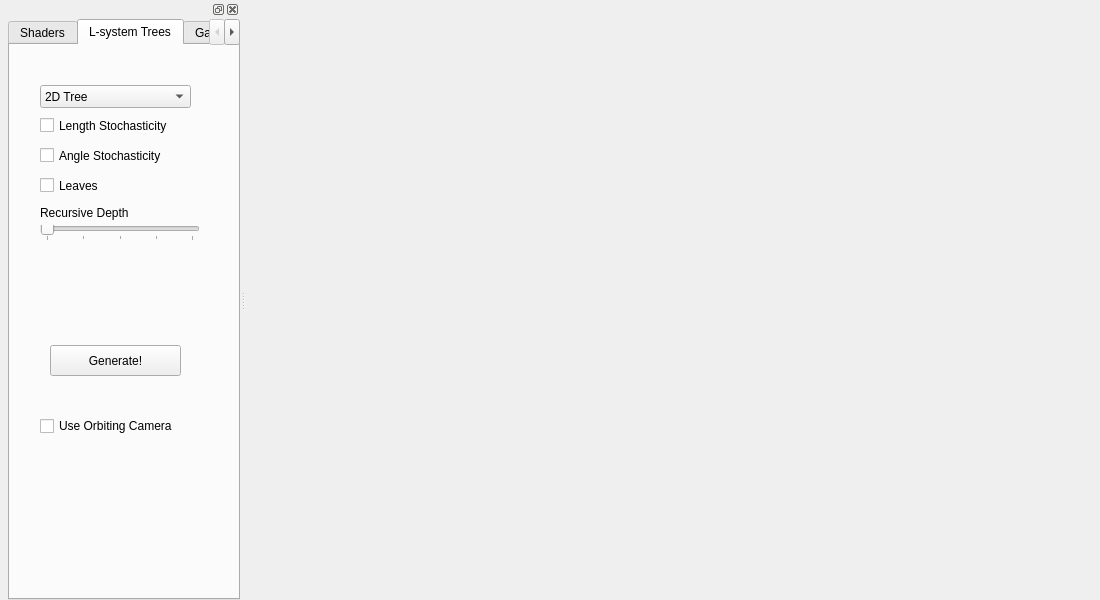
First picture: the form in ui/mainwindow.ui, repository herewegoblueno/beagle, before the edit.
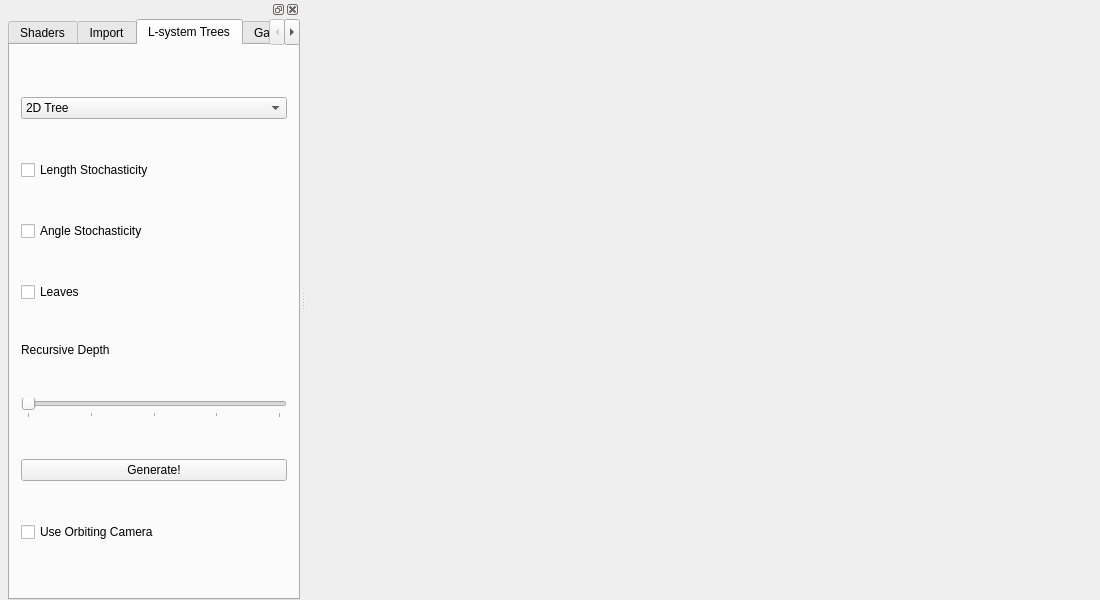
Second picture: the form after the edit. The open tabs and pages were chosen to show the change.

Commit message: Added shader import screen

What changed in the file:
```diff
--- a/ui/mainwindow.ui
+++ b/ui/mainwindow.ui
@@ -35,7 +35,7 @@
   <widget class="QDockWidget" name="Dock">
    <property name="minimumSize">
     <size>
-     <width>240</width>
+     <width>300</width>
      <height>487</height>
     </size>
    </property>
@@ -489,58 +489,91 @@
            </item>
           </layout>
          </widget>
+         <widget class="QWidget" name="importShaderTab">
+          <attribute name="title">
+           <string>Import</string>
+          </attribute>
+          <layout class="QVBoxLayout" name="verticalLayout_6">
+           <item>
+            <widget class="QLabel" name="label_2">
+             <property name="sizePolicy">
+              <sizepolicy hsizetype="Maximum" vsizetype="Preferred">
+               <horstretch>0</horstretch>
+               <verstretch>0</verstretch>
+              </sizepolicy>
+             </property>
+             <property name="text">
+              <string>You can make your own shaders, or paste in the souce of previous shaders you've seen and liked.</string>
+             </property>
+             <property name="wordWrap">
+              <bool>true</bool>
+             </property>
+            </widget>
+           </item>
+           <item>
+            <widget class="QPlainTextEdit" name="importTextArea"/>
+           </item>
+           <item>
+            <widget class="QWidget" name="widget_2" native="true">
+             <layout class="QHBoxLayout" name="horizontalLayout_9">
+              <item>
+               <widget class="QLabel" name="shapeLabel">
+                <property name="text">
+                 <string>Shape:</string>
+                </property>
+               </widget>
+              </item>
+              <item>
+               <widget class="QComboBox" name="shapeSelector">
+                <item>
+                 <property name="text">
+                  <string>Cube</string>
+                 </property>
+                </item>
+                <item>
+                 <property name="text">
+                  <string>Cone</string>
+                 </property>
+                </item>
+                <item>
+                 <property name="text">
+                  <string>Cylinder</string>
+                 </property>
+                </item>
+                <item>
+                 <property name="text">
+                  <string>Torus</string>
+                 </property>
+                </item>
+                <item>
+                 <property name="text">
+                  <string>Sphere</string>
+                 </property>
+                </item>
+               </widget>
+              </item>
+             </layout>
+            </widget>
+           </item>
+           <item>
+            <widget class="QPushButton" name="importButton">
+             <property name="text">
+              <string>Import</string>
+             </property>
+            </widget>
+           </item>
+          </layout>
+         </widget>
          <widget class="QWidget" name="LsystemTab">
           <attribute name="title">
            <string>L-system Trees</string>
           </attribute>
-          <widget class="QCheckBox" name="lengthStochasticity">
-           <property name="geometry">
-            <rect>
-             <x>30</x>
-             <y>70</y>
-             <width>151</width>
-             <height>21</height>
-            </rect>
+          <layout class="QVBoxLayout" name="verticalLayout_7">
+           <property name="spacing">
+            <number>0</number>
            </property>
-           <property name="text">
-            <string>Length Stochasticity</string>
-           </property>
-          </widget>
-          <widget class="QPushButton" name="generateLSystemTree">
-           <property name="geometry">
-            <rect>
-             <x>40</x>
-             <y>300</y>
-             <width>131</width>
-             <height>31</height>
-            </rect>
-           </property>
-           <property name="text">
-            <string>Generate!</string>
-           </property>
-          </widget>
-          <widget class="QCheckBox" name="angleStochasticity">
-           <property name="geometry">
-            <rect>
-             <x>30</x>
-             <y>100</y>
-             <width>151</width>
-             <height>21</height>
-            </rect>
-           </property>
-           <property name="text">
-            <string>Angle Stochasticity</string>
-           </property>
-          </widget>
+           <item>
           <widget class="QComboBox" name="lSystemType">
-           <property name="geometry">
-            <rect>
-             <x>30</x>
-             <y>40</y>
-             <width>151</width>
-             <height>23</height>
-            </rect>
-           </property>
            <item>
             <property name="text">
              <string>2D Tree</string>
@@ -577,15 +610,43 @@
             </property>
            </item>
           </widget>
+           </item>
+           <item>
+            <widget class="QCheckBox" name="lengthStochasticity">
+             <property name="text">
+              <string>Length Stochasticity</string>
+             </property>
+            </widget>
+           </item>
+           <item>
+            <widget class="QCheckBox" name="angleStochasticity">
+             <property name="text">
+              <string>Angle Stochasticity</string>
+             </property>
+            </widget>
+           </item>
+           <item>
+            <widget class="QCheckBox" name="leaves">
+             <property name="text">
+              <string>Leaves</string>
+             </property>
+            </widget>
+           </item>
+           <item>
+            <widget class="QLabel" name="label">
+             <property name="sizePolicy">
+              <sizepolicy hsizetype="Preferred" vsizetype="Maximum">
+               <horstretch>0</horstretch>
+               <verstretch>0</verstretch>
+              </sizepolicy>
+             </property>
+             <property name="text">
+              <string>Recursive Depth</string>
+             </property>
+            </widget>
+           </item>
+           <item>
           <widget class="QSlider" name="recursiveDepth">
-           <property name="geometry">
-            <rect>
-             <x>30</x>
-             <y>180</y>
-             <width>160</width>
-             <height>16</height>
-            </rect>
-           </property>
            <property name="minimum">
             <number>1</number>
            </property>
@@ -605,45 +666,22 @@
             <number>1</number>
            </property>
           </widget>
-          <widget class="QLabel" name="label">
-           <property name="geometry">
-            <rect>
-             <x>30</x>
-             <y>160</y>
-             <width>131</width>
-             <height>16</height>
-            </rect>
-           </property>
+           </item>
+           <item>
+            <widget class="QPushButton" name="generateLSystemTree">
            <property name="text">
-            <string>Recursive Depth</string>
-           </property>
-          </widget>
-          <widget class="QCheckBox" name="leaves">
-           <property name="geometry">
-            <rect>
-             <x>30</x>
-             <y>130</y>
-             <width>85</width>
-             <height>21</height>
-            </rect>
-           </property>
-           <property name="text">
-            <string>Leaves</string>
-           </property>
-          </widget>
+              <string>Generate!</string>
+             </property>
+            </widget>
+           </item>
+           <item>
           <widget class="QCheckBox" name="useOrbitingCameraLTrees">
-           <property name="geometry">
-            <rect>
-             <x>30</x>
-             <y>370</y>
-             <width>151</width>
-             <height>22</height>
-            </rect>
-           </property>
            <property name="text">
             <string>Use Orbiting Camera</string>
            </property>
           </widget>
+           </item>
+          </layout>
          </widget>
          <widget class="QWidget" name="combinedTab">
           <attribute name="title">
```
Left out of the diff: 58 changed lines with no effect on the pictures. Lines whose indentation alone changed are shown as unchanged. The commit also changes 10 other files.
